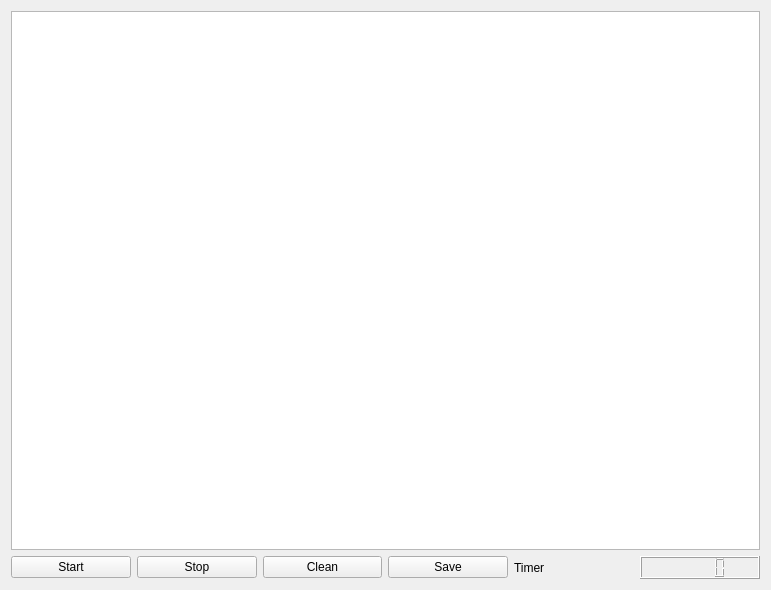
First picture: the form in crawler_graph/ui/thread_crawler.ui, repository huazhicai/crawler, before the edit.
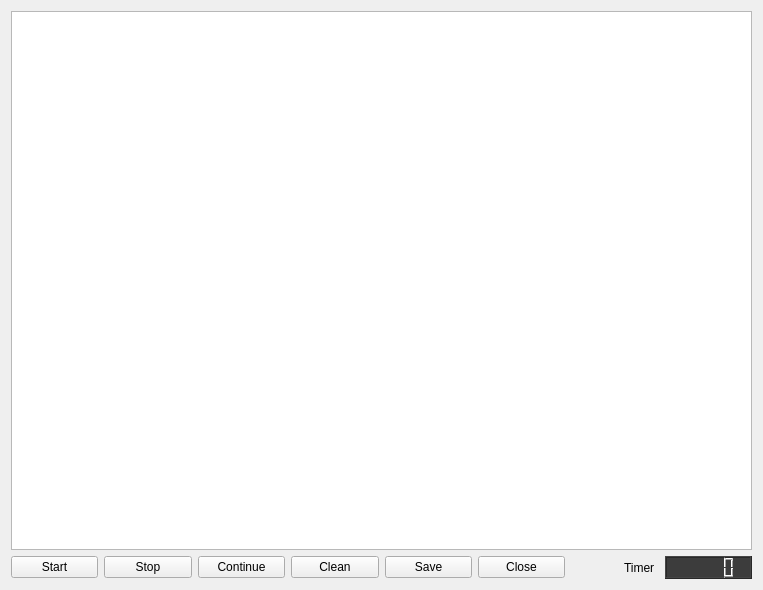
Second picture: the form after the edit.

The edit to the form file:
```diff
--- a/crawler_graph/ui/thread_crawler.ui
+++ b/crawler_graph/ui/thread_crawler.ui
@@ -6,7 +6,7 @@
    <rect>
     <x>0</x>
     <y>0</y>
-    <width>771</width>
+    <width>763</width>
     <height>590</height>
    </rect>
   </property>
@@ -14,7 +14,7 @@
    <string>Form</string>
   </property>
   <layout class="QGridLayout" name="gridLayout">
-   <item row="0" column="0" colspan="6">
+   <item row="0" column="0" colspan="8">
     <widget class="QTextBrowser" name="textBrowser">
      <property name="baseSize">
       <size>
@@ -39,20 +39,34 @@
     </widget>
    </item>
    <item row="1" column="2">
+    <widget class="QPushButton" name="continue_btn">
+     <property name="text">
+      <string>Continue</string>
+     </property>
+    </widget>
+   </item>
+   <item row="1" column="3">
     <widget class="QPushButton" name="clean_btn">
      <property name="text">
       <string>Clean</string>
      </property>
     </widget>
    </item>
-   <item row="1" column="3">
+   <item row="1" column="4">
     <widget class="QPushButton" name="save_btn">
      <property name="text">
       <string>Save</string>
      </property>
     </widget>
    </item>
-   <item row="1" column="4">
+   <item row="1" column="5">
+    <widget class="QPushButton" name="save_btn_2">
+     <property name="text">
+      <string>Close</string>
+     </property>
+    </widget>
+   </item>
+   <item row="1" column="6">
     <widget class="QLabel" name="timer_laber">
      <property name="maximumSize">
       <size>
@@ -61,12 +75,16 @@
       </size>
      </property>
      <property name="text">
-      <string>Timer</string>
+      <string>                Timer</string>
      </property>
     </widget>
    </item>
-   <item row="1" column="5">
-    <widget class="QLCDNumber" name="lcdNumber"/>
+   <item row="1" column="7">
+    <widget class="QLCDNumber" name="lcdNumber">
+     <property name="styleSheet">
+      <string notr="true">background-color: rgb(60, 60, 60);</string>
+     </property>
+    </widget>
    </item>
   </layout>
  </widget>
```
Left out of the diff: 33 changed lines with no effect on the pictures.
